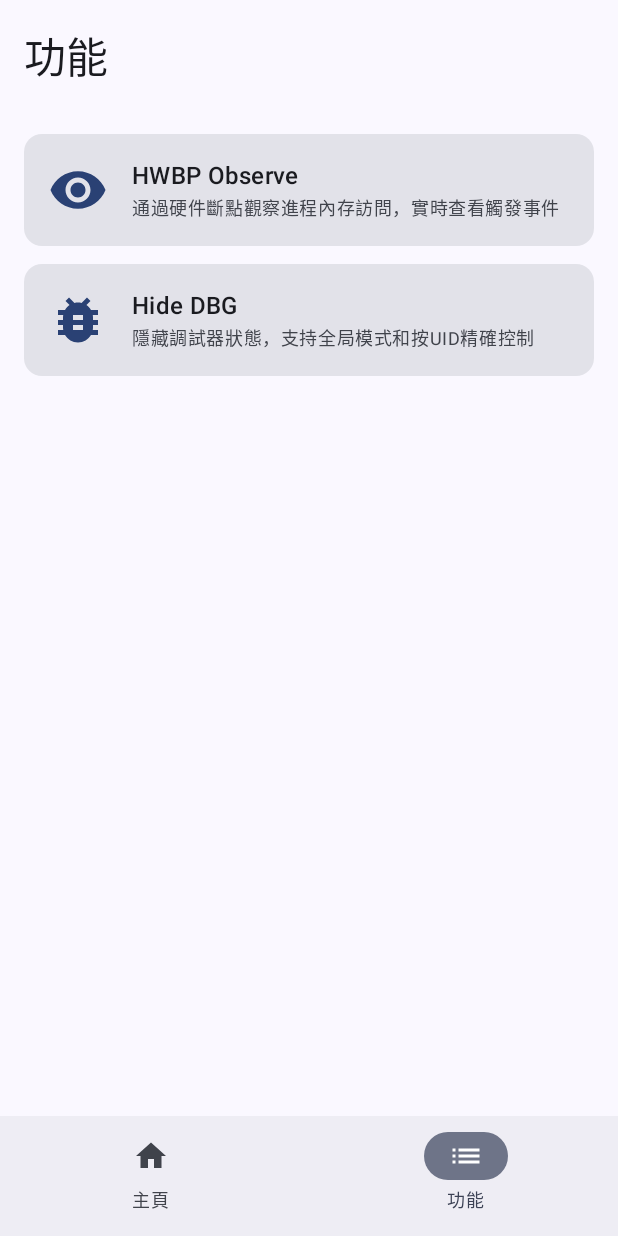
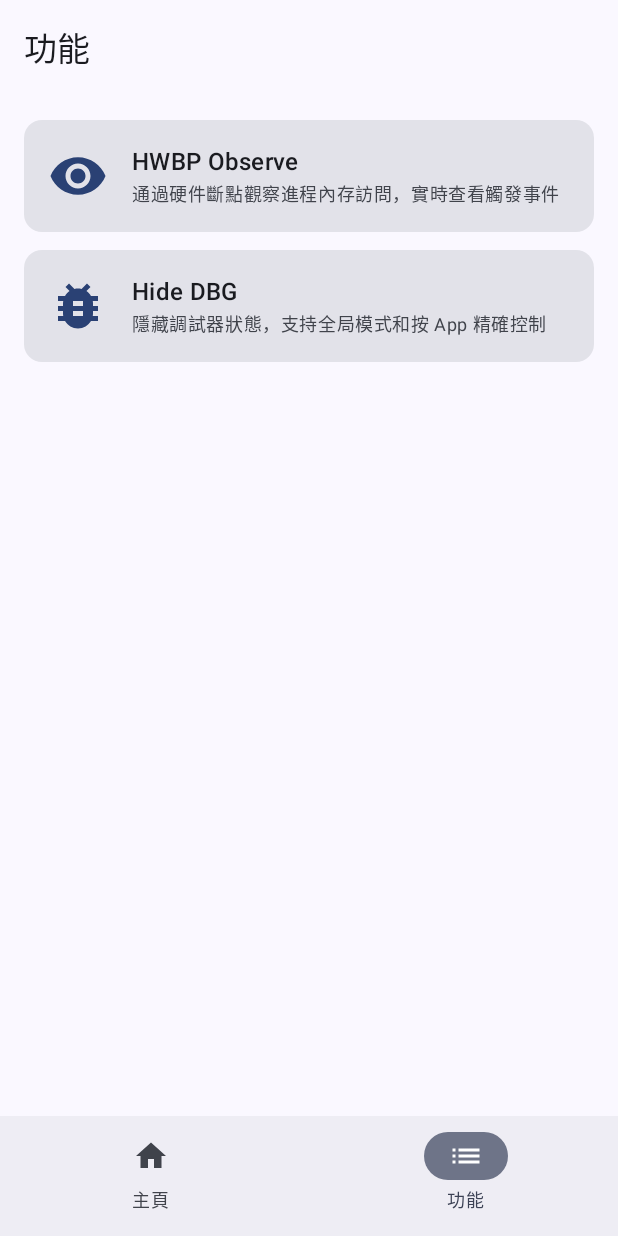
Before and after one commit to Ng1okHub/YggdrasilManager, an Android app built with Jetpack Compose: the screen it shows after launch (MainActivity), item 2 of the bottom bar chosen, on a phone screen of 412 x 824 dp. Run offline under Robolectric (Android 15) with nearby library versions, the phone set to English and light mode, and no system bars; libraries missing offline, so code that uses them is left out: com.topjohnwu.superuser; 4 statements that could not run were skipped.

Commit message:
feat: add route-aware manager navigation

```diff
--- a/app/src/main/kotlin/ng1ok/yggdrasilmanager/MainActivity.kt
+++ b/app/src/main/kotlin/ng1ok/yggdrasilmanager/MainActivity.kt
@@ -4,12 +4,22 @@ import android.os.Bundle
 import androidx.activity.ComponentActivity
 import androidx.activity.compose.setContent
 import androidx.compose.foundation.layout.padding
-import androidx.compose.material3.*
-import androidx.compose.runtime.*
+import androidx.compose.material.icons.Icons
+import androidx.compose.material.icons.automirrored.filled.ArrowBack
+import androidx.compose.material3.ExperimentalMaterial3Api
+import androidx.compose.material3.Icon
+import androidx.compose.material3.IconButton
+import androidx.compose.material3.NavigationBar
+import androidx.compose.material3.NavigationBarItem
+import androidx.compose.material3.Scaffold
+import androidx.compose.material3.Text
+import androidx.compose.material3.TopAppBar
+import androidx.compose.runtime.Composable
+import androidx.compose.runtime.getValue
 import androidx.compose.ui.Modifier
 import androidx.navigation.compose.currentBackStackEntryAsState
 import androidx.navigation.compose.rememberNavController
-import ng1ok.yggdrasilmanager.ui.navigation.BottomNavItem
+import ng1ok.yggdrasilmanager.ui.navigation.AppDestination
 import ng1ok.yggdrasilmanager.ui.navigation.NavGraph
 import ng1ok.yggdrasilmanager.ui.theme.YggdrasilTheme
 
@@ -24,29 +34,53 @@ class MainActivity : ComponentActivity() {
     }
 }
 
+@OptIn(ExperimentalMaterial3Api::class)
 @Composable
-private fun MainScaffold() {
+internal fun MainScaffold() {
     val navController = rememberNavController()
-    val tabs = listOf(BottomNavItem.Home, BottomNavItem.Features)
-    val backStack by navController.currentBackStackEntryAsState()
-    val currentRoute = backStack?.destination?.route
+    val backStackEntry by navController.currentBackStackEntryAsState()
+    val destination = AppDestination.fromRoute(backStackEntry?.destination?.route)
 
     Scaffold(
+        topBar = {
+            TopAppBar(
+                title = { Text(destination.title) },
+                navigationIcon = {
+                    if (destination.showBackButton) {
+                        IconButton(onClick = { navController.navigateUp() }) {
+                            Icon(
+                                imageVector = Icons.AutoMirrored.Filled.ArrowBack,
+                                contentDescription = "返回"
+                            )
+                        }
+                    }
+                }
+            )
+        },
         bottomBar = {
+            if (destination.showBottomNavigation) {
                 NavigationBar {
-                tabs.forEach { item ->
+                    AppDestination.topLevel.forEach { item ->
                         NavigationBarItem(
-                        selected = currentRoute == item.route,
+                            selected = item == destination,
                             onClick = {
                                 navController.navigate(item.route) {
-                                popUpTo(navController.graph.startDestinationId) { saveState = true }
+                                    popUpTo(navController.graph.startDestinationId) {
+                                        saveState = true
+                                    }
                                     launchSingleTop = true
                                     restoreState = true
                                 }
                             },
-                        icon = { Icon(item.icon, contentDescription = item.label) },
-                        label = { Text(item.label) }
+                            icon = {
+                                Icon(
+                                    imageVector = requireNotNull(item.bottomBarIcon),
+                                    contentDescription = item.title
                                 )
+                            },
+                            label = { Text(item.title) }
+                        )
+                    }
                 }
             }
         }
--- a/app/src/main/kotlin/ng1ok/yggdrasilmanager/ui/features/FeaturesScreen.kt
+++ b/app/src/main/kotlin/ng1ok/yggdrasilmanager/ui/features/FeaturesScreen.kt
@@ -12,26 +12,24 @@ import androidx.compose.ui.Modifier
 import androidx.compose.ui.graphics.vector.ImageVector
 import androidx.compose.ui.unit.dp
 import androidx.navigation.NavController
+import ng1ok.yggdrasilmanager.ui.navigation.AppDestination
 
 private data class FeatureItem(
-    val title: String,
+    val destination: AppDestination,
     val description: String,
-    val icon: ImageVector,
-    val route: String
+    val icon: ImageVector
 )
 
 private val features = listOf(
     FeatureItem(
-        title = "HWBP Observe",
+        destination = AppDestination.Hwbp,
         description = "通過硬件斷點觀察進程內存訪問，實時查看觸發事件",
-        icon = Icons.Default.Visibility,
-        route = "hwbp"
+        icon = Icons.Default.Visibility
     ),
     FeatureItem(
-        title = "Hide DBG",
-        description = "隱藏調試器狀態，支持全局模式和按UID精確控制",
-        icon = Icons.Default.BugReport,
-        route = "hidedbg"
+        destination = AppDestination.HideDbg,
+        description = "隱藏調試器狀態，支持全局模式和按 App 精確控制",
+        icon = Icons.Default.BugReport
     )
 )
 
@@ -41,10 +39,11 @@ fun FeaturesScreen(navController: NavController) {
         modifier = Modifier.fillMaxSize().padding(16.dp),
         verticalArrangement = Arrangement.spacedBy(12.dp)
     ) {
-        Text("功能", style = MaterialTheme.typography.headlineMedium)
-        Spacer(Modifier.height(8.dp))
         features.forEach { feature ->
-            FeatureCard(feature = feature, onClick = { navController.navigate(feature.route) })
+            FeatureCard(
+                feature = feature,
+                onClick = { navController.navigate(feature.destination.route) }
+            )
         }
     }
 }
@@ -66,7 +65,7 @@ private fun FeatureCard(feature: FeatureItem, onClick: () -> Unit) {
                 tint = MaterialTheme.colorScheme.primary
             )
             Column {
-                Text(feature.title, style = MaterialTheme.typography.titleMedium)
+                Text(feature.destination.title, style = MaterialTheme.typography.titleMedium)
                 Text(feature.description, style = MaterialTheme.typography.bodySmall,
                     color = MaterialTheme.colorScheme.onSurfaceVariant)
             }
--- /dev/null
+++ b/app/src/main/kotlin/ng1ok/yggdrasilmanager/ui/navigation/AppDestination.kt
@@ -0,0 +1,31 @@
+package ng1ok.yggdrasilmanager.ui.navigation
+
+import androidx.compose.material.icons.Icons
+import androidx.compose.material.icons.automirrored.filled.List
+import androidx.compose.material.icons.filled.Home
+import androidx.compose.ui.graphics.vector.ImageVector
+
+enum class AppDestination(
+    val route: String,
+    val title: String,
+    val isTopLevel: Boolean,
+    val bottomBarIcon: ImageVector? = null
+) {
+    Home("home", "主頁", true, Icons.Default.Home),
+    Features("features", "功能", true, Icons.AutoMirrored.Filled.List),
+    Hwbp("hwbp", "HWBP Observe", false),
+    HideDbg("hidedbg", "Hide DBG", false);
+
+    val showBackButton: Boolean
+        get() = !isTopLevel
+
+    val showBottomNavigation: Boolean
+        get() = isTopLevel
+
+    companion object {
+        val topLevel: List<AppDestination> = entries.filter(AppDestination::isTopLevel)
+
+        fun fromRoute(route: String?): AppDestination =
+            entries.firstOrNull { it.route == route } ?: Home
+    }
+}
--- a/app/src/main/kotlin/ng1ok/yggdrasilmanager/ui/navigation/BottomNavItem.kt
+++ /dev/null
@@ -1,11 +0,0 @@
-package ng1ok.yggdrasilmanager.ui.navigation
-
-import androidx.compose.material.icons.Icons
-import androidx.compose.material.icons.filled.Home
-import androidx.compose.material.icons.filled.List
-import androidx.compose.ui.graphics.vector.ImageVector
-
-sealed class BottomNavItem(val route: String, val label: String, val icon: ImageVector) {
-    object Home : BottomNavItem("home", "主頁", Icons.Default.Home)
-    object Features : BottomNavItem("features", "功能", Icons.Default.List)
-}
--- a/app/src/main/kotlin/ng1ok/yggdrasilmanager/ui/navigation/NavGraph.kt
+++ b/app/src/main/kotlin/ng1ok/yggdrasilmanager/ui/navigation/NavGraph.kt
@@ -12,10 +12,14 @@ import ng1ok.yggdrasilmanager.ui.hwbp.HwbpScreen
 
 @Composable
 fun NavGraph(navController: NavHostController, modifier: Modifier = Modifier) {
-    NavHost(navController = navController, startDestination = BottomNavItem.Home.route, modifier = modifier) {
-        composable(BottomNavItem.Home.route) { HomeScreen() }
-        composable(BottomNavItem.Features.route) { FeaturesScreen(navController) }
-        composable("hwbp") { HwbpScreen() }
-        composable("hidedbg") { HideDbgScreen() }
+    NavHost(
+        navController = navController,
+        startDestination = AppDestination.Home.route,
+        modifier = modifier
+    ) {
+        composable(AppDestination.Home.route) { HomeScreen() }
+        composable(AppDestination.Features.route) { FeaturesScreen(navController) }
+        composable(AppDestination.Hwbp.route) { HwbpScreen() }
+        composable(AppDestination.HideDbg.route) { HideDbgScreen() }
     }
 }
```
Also changed, not shown: 1 other file. Lines whose indentation alone changed are shown as unchanged.
